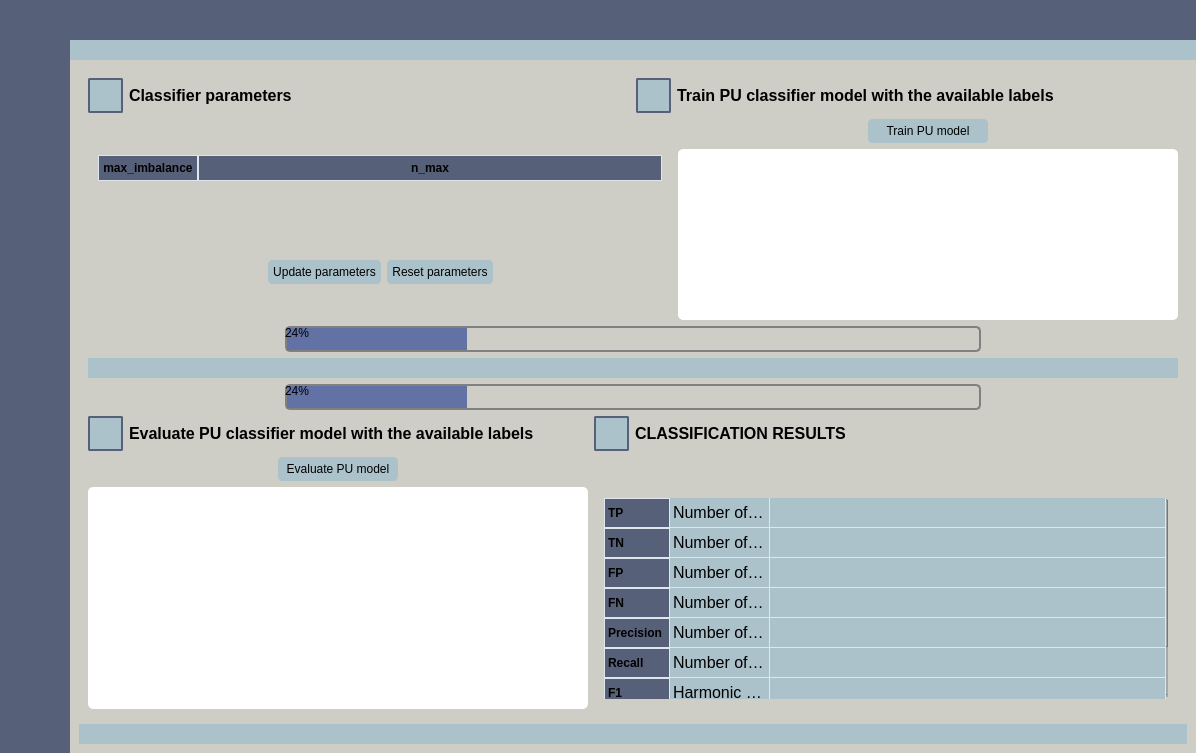
First picture: the form in UIs/DomainClassifier.ui, repository IntelCompH2020/domain_classification, before the edit.
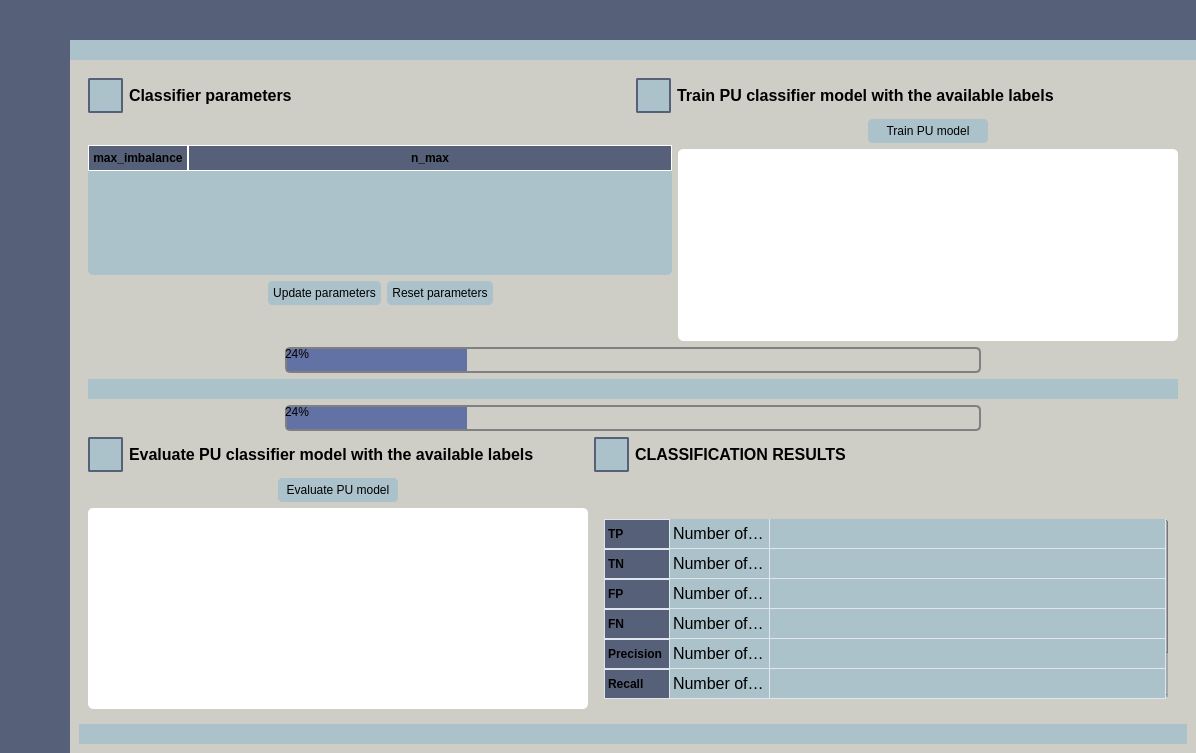
Second picture: the form after the edit. The open tabs and pages were chosen to show the change. Icons and pictures are not drawn.

Commit message: Updating UIs of secondary windows and requirements used  in VM.

Patch:
```diff
--- a/UIs/DomainClassifier.ui
+++ b/UIs/DomainClassifier.ui
@@ -2074,46 +2074,31 @@
                              <layout class="QHBoxLayout" name="horizontalLayout_54">
                               <item>
                                <widget class="QTableWidget" name="table_train_pu_model_params">
-                                <property name="maximumSize">
-                                 <size>
-                                  <width>16777215</width>
-                                  <height>150</height>
-                                 </size>
-                                </property>
                                 <property name="styleSheet">
                                  <string notr="true">QTableWidget {	
-	padding: 10px;
+	background-color: #ABC2CB; 
+	padding: 0px;
 	border-radius: 5px;
 	gridline-color: #DFE6ED;
-	color:black;
-	selection-color: #C7CDDA; 
-	selection-background-color: #C7CDDA; 
-	font: 12pt &quot;Arial&quot;;
 }
-QTableView::item { 
+QTableWidget::item{
+	padding-left: 5px;
+	padding-right: 5px;
 	background-color: #ABC2CB; 
 	color:black;
 }
-QTableView::item:selected{ 
-	background-color: #ABC2CB; 
-	color:black;
+QTableWidget::item:selected{
+	background-color: #A3A8AD;
 }
-
-QTableView::item:selected:active{ 
-	background-color: #ABC2CB; 
-}
-
 QScrollBar:horizontal {
+	background: transparent;
     border: none;
-    background: #A3A8AD;
     height: 2px;
-    margin: 0px 2px 0 2px;
-	border-radius: 0px;
+	margin: 0px 2px 0 2px;
 }
-
  QScrollBar:vertical {
-	border: none;
-    background: #A3A8AD;
+    background: transparent;
+    border: none;
     width: 2px;
     margin: 2px 0 2px 0;
 	border-radius: 0px;
@@ -2123,18 +2108,10 @@
 {
 	background-color: #576079;
 	padding: 3px;
-    border-bottom: 1px solid #DFE6ED;
-    border-right: 1px solid #DFE6ED;
-    border-top: 1px solid #DFE6ED;
-    border-left: 1px solid #DFE6ED;
-}
-
-QTableWidget::horizontalHeader {	
-	background-color: #576079;
-}
-
-QTableWidget::verticalHeader {	
-	background-color: #576079;
+    border-bottom: 1px solid #FFFFFF;
+    border-right: 1px solid #FFFFFF;
+    border-top: 1px solid #FFFFFF;
+    border-left: 1px solid #FFFFFF;
 }
 
 QToolTip {	
```
Left out of the diff: 9 changed lines with no effect on the pictures. The commit also changes 5 other files.
